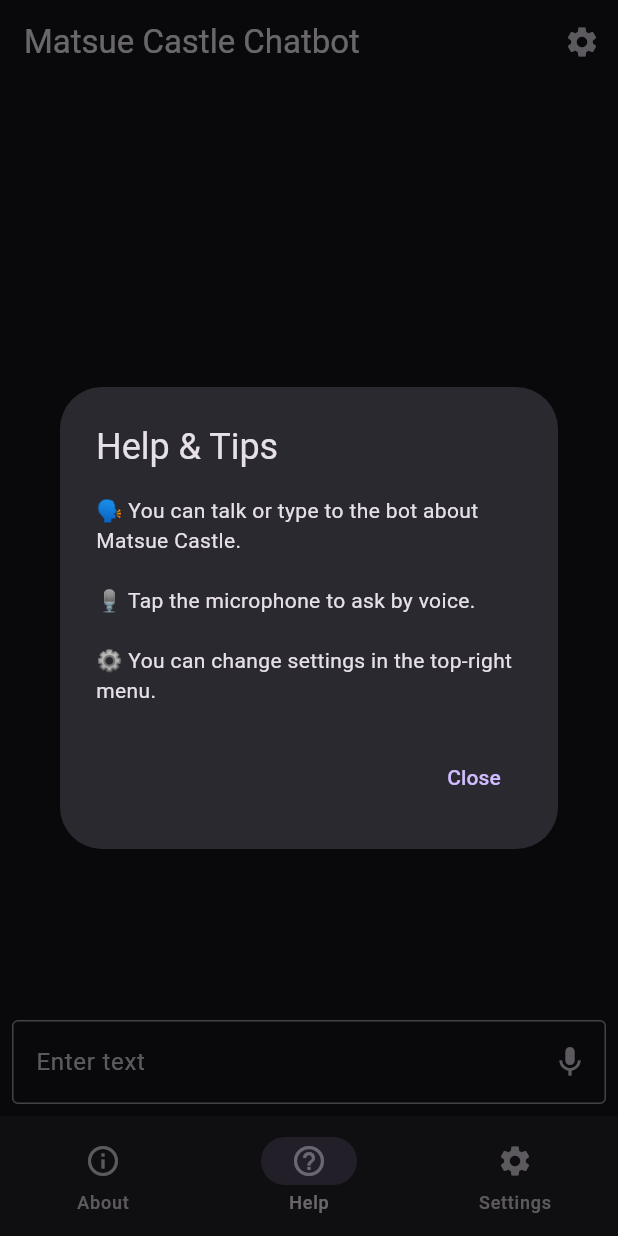
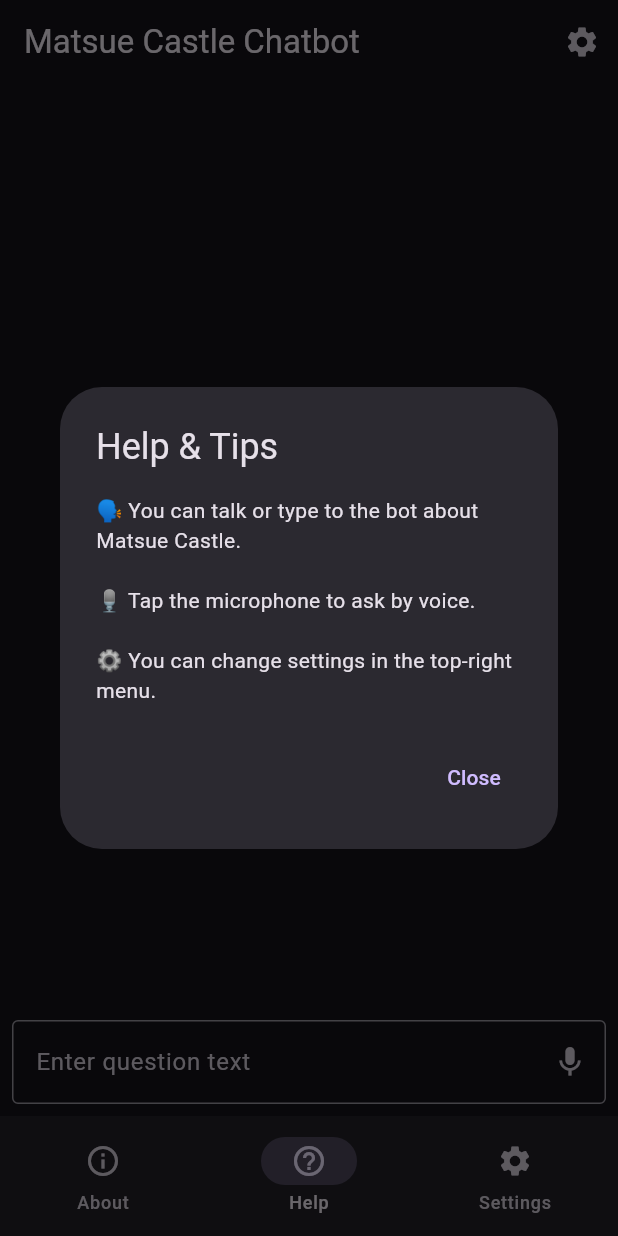
Before and after one commit to toruishihara/chatbot_matsue_castle, a Flutter app: the screen it shows after launch, item 2 of the bottom bar chosen, on a phone screen of 412 x 824 dp. Run offline on Flutter 3.47's test engine with Material 3 defaults, Android fonts, the phone set to English and light mode, and no system bars; our stand-ins replace firebase_analytics, firebase_core, firebase_crashlytics, flutter_dotenv, flutter_tts, hive_flutter; missing offline and left inert: record; accounts and stored records are empty.

Commit message:
Shake mic icon while recording

```diff
--- a/chatbot/lib/src/view/chat_item_list_view.dart
+++ b/chatbot/lib/src/view/chat_item_list_view.dart
@@ -1,6 +1,7 @@
 import 'package:flutter/foundation.dart';
 import 'package:flutter/material.dart';
-import 'package:matsue_castle_chatbot/src/view/about_screen.dart';
+import 'package:matsue_castle_chatbot/src/view/about_view.dart';
+import 'package:matsue_castle_chatbot/src/view/shake_icon.dart';
 import 'package:provider/provider.dart';
 
 import '../model/chat_message.dart';
@@ -44,23 +45,11 @@ class _ChatItemListViewState extends State<ChatItemListView> {
             case 0: // About
               Navigator.push(
                 context,
-                MaterialPageRoute(builder: (context) => const AboutScreen()),
+                MaterialPageRoute(builder: (context) => const AboutView()),
               );
               break;
             case 1: // Help
               _showHelpDialog(context);
-              /*
-              showModalBottomSheet(
-                context: context,
-                showDragHandle: true,
-                builder: (_) => const Padding(
-                  padding: EdgeInsets.all(16),
-                  child: Text(
-                    'Help\n\n1) マイクで質問\n2) テキストで質問\n3) 左上の戻るで閉じる',
-                  ),
-                ),
-              );
-              */
               break;
             case 2: // Settings
               Navigator.restorablePushNamed(context, SettingsView.routeName);
@@ -108,15 +97,23 @@ class _ChatItemListViewState extends State<ChatItemListView> {
           padding: const EdgeInsets.all(8.0),
           child: TextField(
             decoration: InputDecoration(
-              labelText: 'Enter text',
+              labelText: 'Enter question text',
               border: const OutlineInputBorder(),
-              suffixIcon: IconButton(
-                icon: const Icon(Icons.mic),
+              suffixIcon: ShakeIcon(
+                shake: chatViewModel.isRecording,
                 onPressed: () {
-                  if (kDebugMode) print("Mic pressed");
-                  context.read<ChatViewModel>().handleMicButton();
+                   if (kDebugMode) print("Mic pressed");
+                  chatViewModel.handleMicButton();
                 },
               ),
+
+              //suffixIcon: IconButton(
+              //  icon: const Icon(Icons.mic),
+              //  onPressed: () {
+              //    if (kDebugMode) print("Mic pressed");
+              //    context.read<ChatViewModel>().handleMicButton();
+              //  },
+              //),
             ),
             onSubmitted: (value) async {
               if (value.trim().isEmpty) return;
--- /dev/null
+++ b/chatbot/lib/src/view/shake_icon.dart
@@ -0,0 +1,75 @@
+import 'package:flutter/foundation.dart';
+import 'package:flutter/material.dart';
+
+import '../view_model/chat_view_model.dart';
+
+class ShakeIcon extends StatefulWidget {
+  final bool shake;
+  final VoidCallback onPressed;
+
+  const ShakeIcon({
+    super.key,
+    required this.shake,
+    required this.onPressed,
+  });
+
+  @override
+  State<ShakeIcon> createState() => _ShakeIconState();
+}
+
+class _ShakeIconState extends State<ShakeIcon>
+    with SingleTickerProviderStateMixin {
+  late AnimationController _controller;
+  late Animation<double> _offset;
+
+  @override
+  void initState() {
+    super.initState();
+
+    _controller = AnimationController(
+      vsync: this,
+      duration: const Duration(milliseconds: 400),
+    );
+
+    _offset = TweenSequence<double>([
+      TweenSequenceItem(tween: Tween(begin: 0, end: -6), weight: 1),
+      TweenSequenceItem(tween: Tween(begin: -6, end: 6), weight: 2),
+      TweenSequenceItem(tween: Tween(begin: 6, end: 0), weight: 1),
+    ]).animate(_controller);
+  }
+
+  @override
+  void didUpdateWidget(covariant ShakeIcon oldWidget) {
+    super.didUpdateWidget(oldWidget);
+
+    if (widget.shake) {
+      _controller.repeat();
+    } else {
+      _controller.stop();
+      _controller.reset();
+    }
+  }
+
+  @override
+  void dispose() {
+    _controller.dispose();
+    super.dispose();
+  }
+
+  @override
+  Widget build(BuildContext context) {
+    return AnimatedBuilder(
+      animation: _offset,
+      builder: (_, child) {
+        return Transform.translate(
+          offset: Offset(_offset.value, 0),
+          child: child,
+        );
+      },
+      child: IconButton(
+        icon: const Icon(Icons.mic),
+        onPressed: widget.onPressed,
+      ),
+    );
+  }
+}
--- a/chatbot/lib/src/view_model/chat_view_model.dart
+++ b/chatbot/lib/src/view_model/chat_view_model.dart
@@ -64,7 +64,12 @@ class ChatViewModel extends ChangeNotifier {
   }
 
   Future<void> handleMicButton() async {
+    if (_isRecording) {
+      stopRecording();
+      return;
+    }
     try {
+      _isRecording = true;
       await startRecording();
     } catch (e, st) {
       if (kDebugMode) {
@@ -122,7 +127,6 @@ class ChatViewModel extends ChangeNotifier {
 
     final file = await _recorder!.start(path);
     lastFile = file;
-    _isRecording = true;
     notifyListeners();
   }
 
```
Also changed, not shown: chatbot/lib/src/view/about_view.dart (renamed from chatbot/lib/src/view/about_screen.dart, +5 -4 lines).
